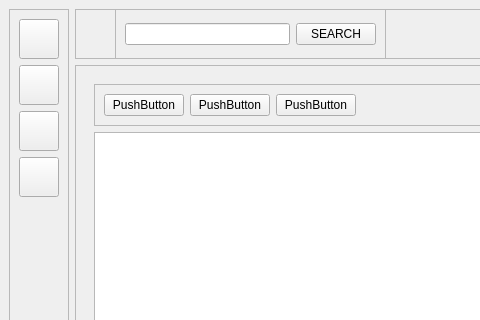
The window that ranking-app/ui/MainPage.ui (hoahayhoi096/PTI07) describes before a commit, drawn with Qt 5; both pictures show x 0 to 480 and y 0 to 320 of the 992 by 679 pixel window.
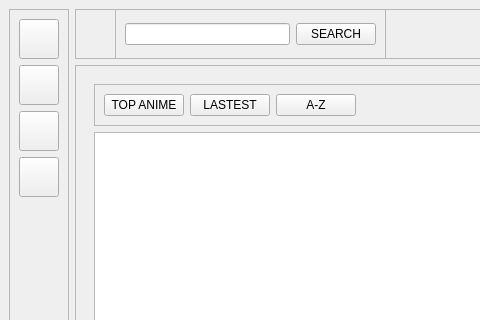
The same window after the commit. Icons and pictures are not drawn.

Commit message: sort anime by rating

```diff
--- a/ranking-app/ui/MainPage.ui
+++ b/ranking-app/ui/MainPage.ui
@@ -312,21 +312,21 @@
               <item>
                <widget class="QPushButton" name="pushButton">
                 <property name="text">
-                 <string>PushButton</string>
+                 <string>TOP ANIME</string>
                 </property>
                </widget>
               </item>
               <item>
                <widget class="QPushButton" name="pushButton_2">
                 <property name="text">
-                 <string>PushButton</string>
+                 <string>LASTEST</string>
                 </property>
                </widget>
               </item>
               <item>
                <widget class="QPushButton" name="pushButton_3">
                 <property name="text">
-                 <string>PushButton</string>
+                 <string>A-Z</string>
                 </property>
                </widget>
               </item>
```
Left out of the diff: 6 changed lines with no effect on the pictures. The commit also changes 6 other files.
